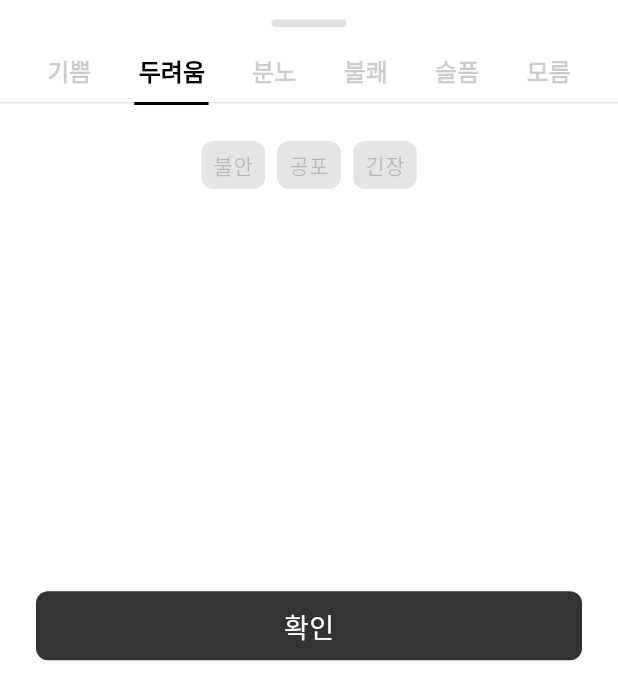
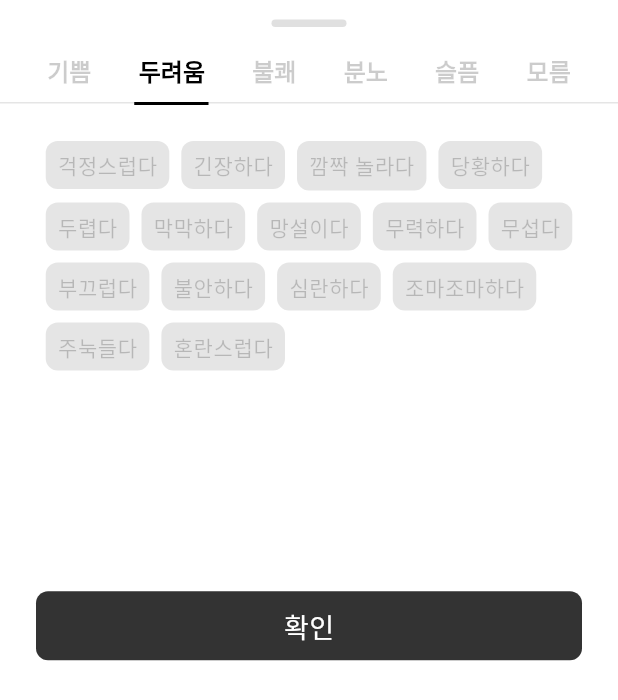
Before and after one commit to Nein-to-Sick/bandi_official, a Flutter app: the EmotionBottomSheet widget shown alone on an empty page, opened directly, after a tap on "두려움", on a phone screen of 412 x 824 dp. Shown: the top 700 px of the screen. Run offline on Flutter 3.47's test engine with Material 3 defaults, Android fonts, the phone set to English and light mode, and no system bars; our stand-ins replace cloud_firestore, firebase_auth, firebase_core, flutter_dotenv, phosphor_flutter, shared_preferences; missing offline and left inert: dart_openai; accounts and stored records are empty; Roboto replaces fonts that are missing (IBMPlexSansKR).

Commit message:
[Update] diary의 emotion 키워드 수정
추가적으로 showMoreBottomSheet의 스크롤이 가능하도록 수정하였습니다.

```diff
--- a/lib/components/no_reuse/home_top_bar.dart
+++ b/lib/components/no_reuse/home_top_bar.dart
@@ -21,9 +21,12 @@ class HomeTopBar extends StatelessWidget {
       children: [
         // 일기 open
         AnimatedOpacity(
-            opacity: writeProvider.write ? 1.0 : 0.0,
-            duration: const Duration(milliseconds: 300),
-            child: writeProvider.write ? const WriteDiary() : Container()),
+          opacity: writeProvider.write ? 1.0 : 0.0,
+          duration: const Duration(milliseconds: 300),
+          child: writeProvider.write
+              ? const WriteDiary()
+              : const SizedBox.shrink(),
+        ),
         // ai chat open
         AnimatedOpacity(
           opacity: (diaryAiChatController.isChatOpen) ? 1.0 : 0.0,
--- a/lib/components/no_reuse/showMoreBottomSheet.dart
+++ b/lib/components/no_reuse/showMoreBottomSheet.dart
@@ -20,7 +20,7 @@ class _EmotionBottomSheetState extends State<EmotionBottomSheet> {
         builder: (context, provider, child) {
           double flag = 0;
           int index = provider.emotionKeys.indexOf(provider.selectedEmotion);
-          if(index < 3) {
+          if (index < 3) {
             flag = 3;
           } else if (index == 3) {
             flag = 1;
@@ -62,8 +62,10 @@ class _EmotionBottomSheetState extends State<EmotionBottomSheet> {
                                         ?.copyWith(
                                       color: provider.selectedEmotion ==
                                               provider.emotionKeys[i]
-                                          ? BandiColor.foundationColor100(context)
-                                          : BandiColor.foundationColor20(context),
+                                          ? BandiColor.foundationColor100(
+                                              context)
+                                          : BandiColor.foundationColor20(
+                                              context),
                                     ),
                                   ),
                                   const SizedBox(height: 8),
@@ -80,34 +82,47 @@ class _EmotionBottomSheetState extends State<EmotionBottomSheet> {
                               duration: const Duration(milliseconds: 300),
                               curve: Curves.easeInOut,
                               bottom: 0,
-                              left: (MediaQuery.of(context).size.width - 25) / 6 *
+                              left: (MediaQuery.of(context).size.width - 25) /
+                                      6 *
                                       provider.emotionKeys
-                                      .indexOf(provider.selectedEmotion) + 22 + flag * (provider.emotionKeys
+                                          .indexOf(provider.selectedEmotion) +
+                                  22 +
+                                  flag *
+                                      (provider.emotionKeys
                                           .indexOf(provider.selectedEmotion)),
                               child: Container(
-                                width: (MediaQuery.of(context).size.width - 115) / 6,
+                                width:
+                                    (MediaQuery.of(context).size.width - 115) /
+                                        6,
                                 height: 2,
                                 color: BandiColor.foundationColor100(context),
                               ),
                             ),
-                            Divider(height: 1, color: BandiColor.foundationColor10(context)),
-                            Container(height: 2,)
+                            Divider(
+                                height: 1,
+                                color: BandiColor.foundationColor10(context)),
+                            Container(
+                              height: 2,
+                            )
                           ],
                         ),
                       ),
-
                     ],
                   ),
                   Expanded(
+                    child: SingleChildScrollView(
                       child: Padding(
-                      padding: const EdgeInsets.only(top: 24, left: 24, right: 24),
+                        padding: const EdgeInsets.only(
+                            top: 24, left: 24, right: 24, bottom: 24),
                         child: Wrap(
                           spacing: 8.0,
                           runSpacing: 8.0,
-                        children: provider.emotionOptions.map<Widget>((emotion) {
+                          children:
+                              provider.emotionOptions.map<Widget>((emotion) {
                             return GestureDetector(
                               onTap: () {
-                              if (provider.selectedEmotions.contains(emotion)) {
+                                if (provider.selectedEmotions
+                                    .contains(emotion)) {
                                   provider.removeEmotion(emotion);
                                 } else {
                                   provider.addEmotion(emotion);
@@ -116,22 +131,29 @@ class _EmotionBottomSheetState extends State<EmotionBottomSheet> {
                               child: Container(
                                 padding: const EdgeInsets.all(8.0),
                                 decoration: BoxDecoration(
-                                color: provider.selectedEmotions.contains(emotion)
-                                    ? BandiColor.foundationColor100(context) // selected color
-                                    : BandiColor.foundationColor10(context), // unselected color
+                                  color: provider.selectedEmotions
+                                          .contains(emotion)
+                                      ? BandiColor.foundationColor100(
+                                          context) // selected color
+                                      : BandiColor.foundationColor10(
+                                          context), // unselected color
                                   borderRadius: BandiEffects.radius(),
                                 ),
                                 child: Text(
                                   emotion,
                                   style: BandiFont.bodySmall(context)?.copyWith(
-                                  color: provider.selectedEmotions.contains(emotion)
-                                      ? BandiColor.neutralColor80(context) // selected text color
-                                      : BandiColor.foundationColor20(context), // unselected text color
+                                    color: provider.selectedEmotions
+                                            .contains(emotion)
+                                        ? BandiColor.neutralColor80(
+                                            context) // selected text color
+                                        : BandiColor.foundationColor20(
+                                            context), // unselected text color
                                   ),
                                 ),
                               ),
                             );
                           }).toList(),
+                        ),
                       ),
                     ),
                   ),
--- a/lib/controller/emotion_provider.dart
+++ b/lib/controller/emotion_provider.dart
@@ -1,3 +1,4 @@
+import 'package:bandi_official/model/keyword.dart';
 import 'package:flutter/material.dart';
 
 class EmotionProvider with ChangeNotifier {
@@ -5,19 +6,13 @@ class EmotionProvider with ChangeNotifier {
   List<String> _emotionOptions = [];
   List<String> _selectedEmotions = [];
 
-  final Map<String, List<String>> _emotionChipOptions = {
-    "기쁨": ["감동적이다", "감탄하다", "고맙다", "괜찮다", "궁금하다", "기쁘다", "다행스럽다", "든든하다", "만족스럽다", "반갑다", "뿌듯하다", "사랑스럽다", "상쾌하다", "설레다", "신기하다", "신나다", "여유롭다", "열정적이다", "유쾌하다", "자랑스럽다", "자신있다", "좋다", "통쾌하다", "편안하다", "행복하다", "홀가분하다", "활기차다", "훈훈하다", "흠뻑취하다"],
-    "두려움": ["불안", "공포", "긴장"],
-    "분노": ["화남", "짜증", "불쾌"],
-    "불쾌": ["싫음", "불쾌", "혐오"],
-    "슬픔": ["우울", "비통", "슬픔"],
-    "모름": ["알수없음"]
-  };
+  final _emotionChipOptions = Keyword().getEmotionChipOptions();
 
   String get selectedEmotion => _selectedEmotion;
   List<String> get emotionOptions => _emotionOptions;
   List<String> get selectedEmotions => _selectedEmotions;
-  List<String> get emotionKeys => _emotionChipOptions.keys.toList(); // Public getter for keys
+  List<String> get emotionKeys =>
+      _emotionChipOptions.keys.toList(); // Public getter for keys
 
   EmotionProvider() {
     _emotionOptions = _emotionChipOptions[_selectedEmotion] ?? [];
--- a/lib/model/keyword.dart
+++ b/lib/model/keyword.dart
@@ -119,4 +119,33 @@ class Keyword {
       "없음",
     ],
   };
+
+  Map<String, List<String>> getEmotionChipOptions() {
+    final Map<String, List<String>> emotionChipOptions = {};
+
+    emotionMap.forEach((emotion, keywords) {
+      switch (emotion) {
+        case Emotion.happiness:
+          emotionChipOptions[largeCategories[0]] = keywords;
+          break;
+        case Emotion.fear:
+          emotionChipOptions[largeCategories[1]] = keywords;
+          break;
+        case Emotion.discomfort:
+          emotionChipOptions[largeCategories[2]] = keywords;
+          break;
+        case Emotion.anger:
+          emotionChipOptions[largeCategories[3]] = keywords;
+          break;
+        case Emotion.sadness:
+          emotionChipOptions[largeCategories[4]] = keywords;
+          break;
+        case Emotion.unknown:
+          emotionChipOptions[largeCategories[5]] = keywords;
+          break;
+      }
+    });
+
+    return emotionChipOptions;
+  }
 }
```
Lines whose indentation alone changed are shown as unchanged.
